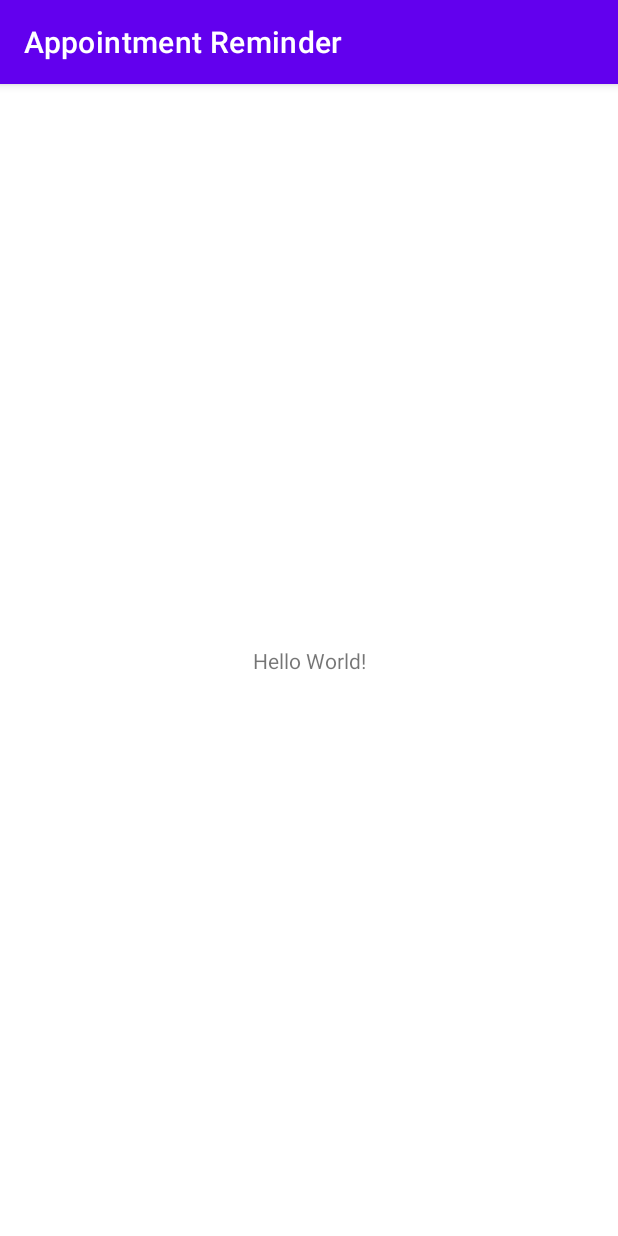
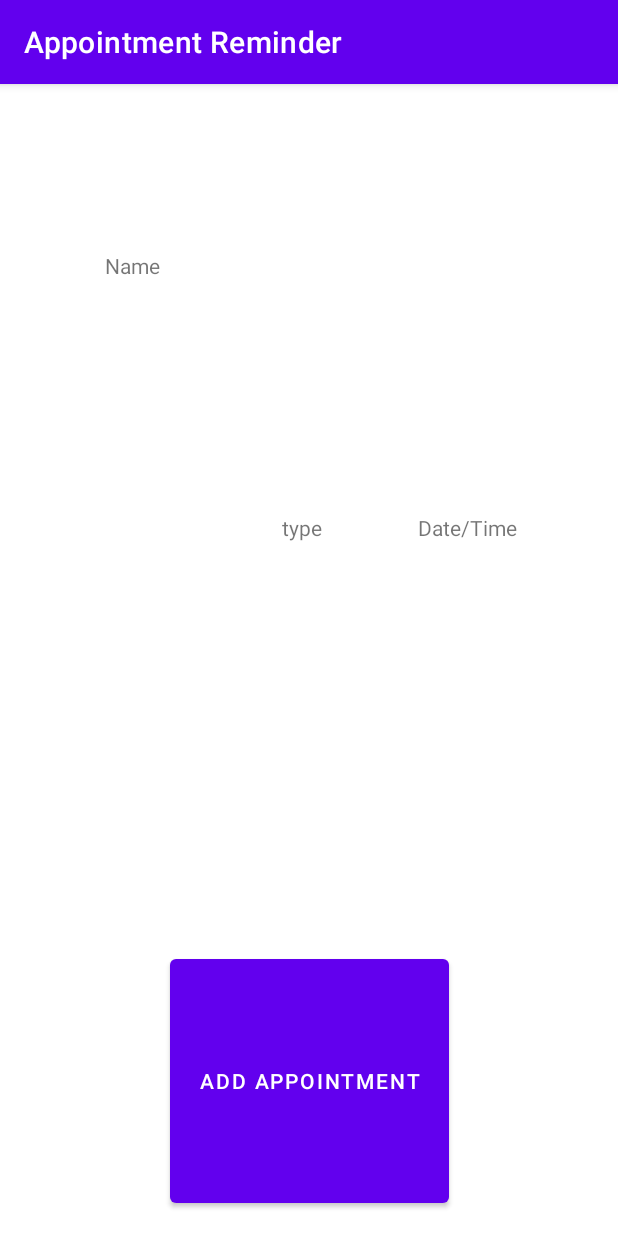
Before and after one commit to jamu544/appointment-reminder, an Android app: the screen it shows after launch (MainActivity), on a phone screen of 412 x 824 dp. Run offline under Robolectric (Android 15) with nearby library versions, the phone set to English and light mode, and no system bars.

Commit message:
with interface not completed using infer constrait not working as intended

```diff
--- a/app/src/main/AndroidManifest.xml
+++ b/app/src/main/AndroidManifest.xml
@@ -10,6 +10,9 @@
         android:supportsRtl="true"
         android:theme="@style/Theme.AppointmentReminder">
         <activity
+            android:name=".AddAppointmentActivity"
+            android:exported="false" />
+        <activity
             android:name=".MainActivity"
             android:exported="true">
             <intent-filter>
--- a/app/src/main/java/android/com/jamsand/io/appointmentreminder/MainActivity.java
+++ b/app/src/main/java/android/com/jamsand/io/appointmentreminder/MainActivity.java
@@ -3,6 +3,7 @@ package android.com.jamsand.io.appointmentreminder;
 import androidx.appcompat.app.AppCompatActivity;
 
 import android.os.Bundle;
+import android.view.View;
 
 public class MainActivity extends AppCompatActivity {
 
@@ -11,4 +12,7 @@ public class MainActivity extends AppCompatActivity {
         super.onCreate(savedInstanceState);
         setContentView(R.layout.activity_main);
     }
+
+    public void AddApointmentBtn(View view) {
+    }
 }
--- a/app/src/main/res/layout/activity_main.xml
+++ b/app/src/main/res/layout/activity_main.xml
@@ -6,13 +6,98 @@
     android:layout_height="match_parent"
     tools:context=".MainActivity">
 
+
+    <Button
+        android:id="@+id/addAppointmentButton"
+        android:layout_width="186dp"
+        android:layout_height="0dp"
+        android:layout_marginBottom="16dp"
+        android:onClick="AddApointmentBtn"
+        android:text="@string/add_appointment"
+        app:layout_constraintBottom_toBottomOf="parent"
+        app:layout_constraintEnd_toEndOf="parent"
+        app:layout_constraintStart_toStartOf="parent"
+        app:layout_constraintTop_toBottomOf="@+id/scrollView2" />
+
+    <ScrollView
+        android:id="@+id/scrollView2"
+        android:layout_width="0dp"
+        android:layout_height="0dp"
+        android:layout_marginStart="22dp"
+        android:layout_marginEnd="22dp"
+        android:layout_marginBottom="18dp"
+        app:layout_constraintBottom_toTopOf="@+id/addAppointmentButton"
+        app:layout_constraintEnd_toEndOf="parent"
+        app:layout_constraintStart_toStartOf="parent"
+        app:layout_constraintTop_toBottomOf="@+id/tvDateTimeMain">
+
+        <TableLayout
+            android:layout_width="match_parent"
+            android:layout_height="wrap_content"
+            android:stretchColumns="1">
+
+            <TableRow
+                android:layout_width="match_parent"
+                android:layout_height="match_parent"
+                android:gravity="center|center_horizontal|center_vertical">
+
+                <TextView
+                    android:id="@+id/nameTableTextView"
+                    android:layout_width="87dp"
+                    android:layout_height="wrap_content"
+                    android:gravity="center"
+                    android:textAppearance="@android:style/TextAppearance.Material.Small" />
+
+                <TextView
+                    android:id="@+id/typeTextViewTable"
+                    android:layout_width="93dp"
+                    android:layout_height="wrap_content"
+                    android:gravity="left" />
+
+                <TextView
+                    android:id="@+id/tvDateTimeTable"
+                    android:layout_width="97dp"
+                    android:layout_height="wrap_content"
+                    android:gravity="center" />
+            </TableRow>
+
+        </TableLayout>
+    </ScrollView>
+
     <TextView
-        android:layout_width="wrap_content"
-        android:layout_height="wrap_content"
-        android:text="Hello World!"
-        app:layout_constraintBottom_toBottomOf="parent"
-        app:layout_constraintLeft_toLeftOf="parent"
-        app:layout_constraintRight_toRightOf="parent"
+        android:id="@+id/tvDateTimeMain"
+        android:layout_width="0dp"
+        android:layout_height="0dp"
+        android:layout_marginEnd="45dp"
+        android:layout_marginBottom="2dp"
+        android:gravity="center"
+        android:text="@string/date_time"
+        app:layout_constraintBottom_toTopOf="@+id/scrollView2"
+        app:layout_constraintEnd_toEndOf="parent"
+        app:layout_constraintStart_toEndOf="@+id/tvTypeMain"
+        app:layout_constraintTop_toBottomOf="@+id/tvNameMain" />
+
+    <TextView
+        android:id="@+id/tvNameMain"
+        android:layout_width="0dp"
+        android:layout_height="0dp"
+        android:layout_marginStart="33dp"
+        android:layout_marginTop="34dp"
+        android:layout_marginEnd="3dp"
+        android:gravity="center"
+        android:text="@string/name"
+        app:layout_constraintBottom_toTopOf="@+id/tvDateTimeMain"
+        app:layout_constraintEnd_toStartOf="@+id/tvTypeMain"
+        app:layout_constraintStart_toStartOf="parent"
         app:layout_constraintTop_toTopOf="parent" />
 
+    <TextView
+        android:id="@+id/tvTypeMain"
+        android:layout_width="0dp"
+        android:layout_height="29dp"
+        android:gravity="center"
+        android:text="@string/type"
+        app:layout_constraintBaseline_toBaselineOf="@+id/tvDateTimeMain"
+        app:layout_constraintEnd_toStartOf="@+id/tvDateTimeMain"
+        app:layout_constraintStart_toEndOf="@+id/tvNameMain" />
 </androidx.constraintlayout.widget.ConstraintLayout>
--- a/app/src/main/res/values/strings.xml
+++ b/app/src/main/res/values/strings.xml
@@ -1,3 +1,17 @@
 <resources>
     <string name="app_name">Appointment Reminder</string>
+    <string name="name">Name</string>
+    <string name="type">type</string>
+    <string name="date_time">Date/Time</string>
+    <string name="add_appointment">Add Appointment</string>
+    <string name="add_task">Add Task</string>
+    <string name="cancel">Cancel</string>
+
+    <string-array name="task_type">
+        <item>Personal</item>
+        <item>Work</item>
+        <item>School</item>
+        <item>Health</item>
+        <item>Other</item>
+    </string-array>
 </resources>
```
Also changed, not shown: app/src/main/java/android/com/jamsand/io/appointmentreminder/AddAppointmentActivity.java (added, +27 -0 lines), app/src/main/res/layout/activity_add_appointment.xml (added, +84 -0 lines).
